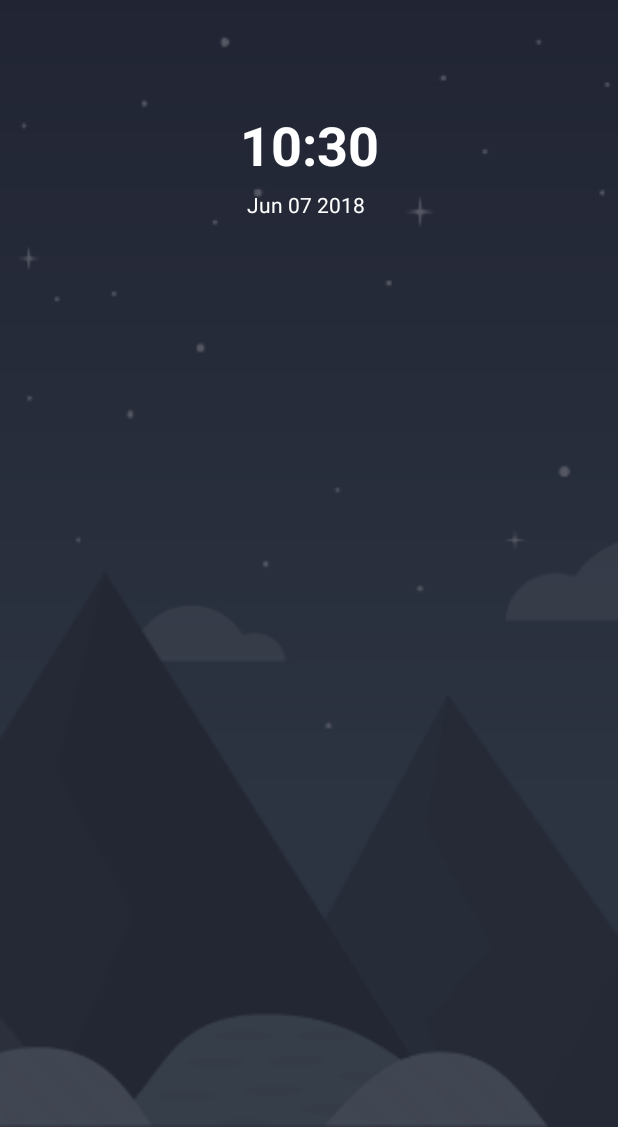
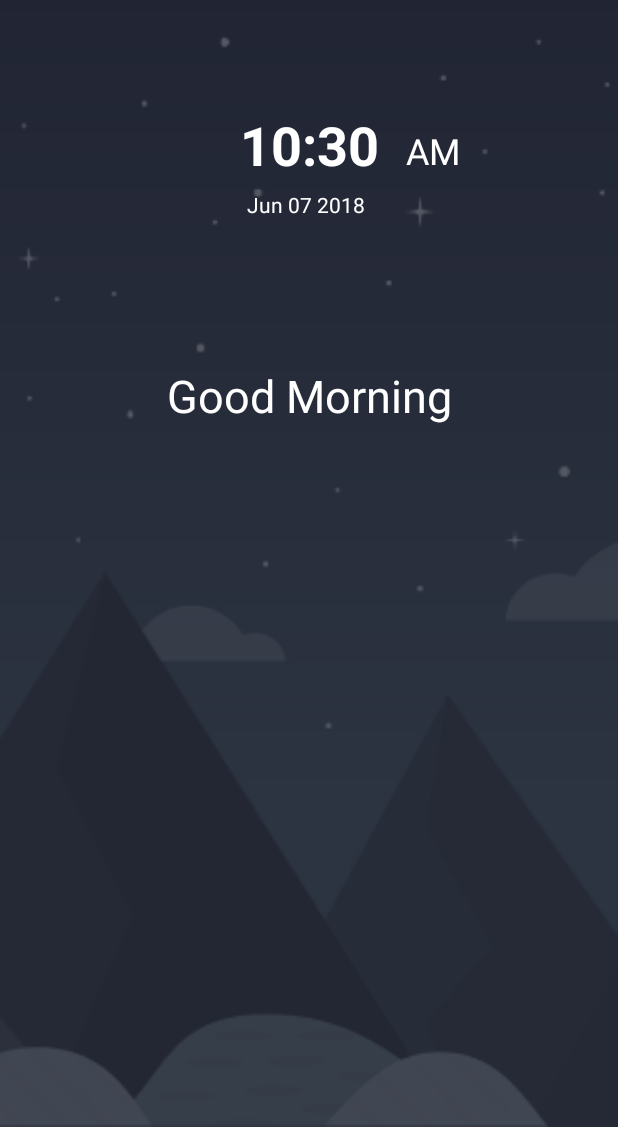
Before and after one commit to gerin98/Alarm, an Android app: the screen it shows after launch (MainActivity), on a phone screen of 412 x 824 dp, the part 109-1236 px from its top. Run offline under Robolectric (Android 15) with nearby library versions, the phone set to English and light mode, and no system bars; Roboto replaces fonts that are not available here.

Commit message:
updated clock layout

```diff
--- a/app/src/main/java/com/example/gerin/alarm/MainActivity.java
+++ b/app/src/main/java/com/example/gerin/alarm/MainActivity.java
@@ -103,18 +103,26 @@ public class MainActivity extends AppCompatActivity {
                                 //some code
                                 TextView tDate = (TextView) findViewById(R.id.date);
                                 TextView tTime = (TextView) findViewById(R.id.time);
-//                                TextView tGreeting = (TextView) findViewById(R.id.greeting);
+                                TextView tGreeting = (TextView) findViewById(R.id.greeting);
+                                TextView tampm = (TextView) findViewById(R.id.ampm);
 //                                LocalTime greetingtime1 = LocalTime.parse("12:00");
 //                                LocalTime greetingtime2 = LocalTime.parse("17:00");
                                 long date = System.currentTimeMillis();
 
+
+                                ////////////
+//                                Calendar cal = Calendar.getInstance();
+//                                cal.setTime();
+//                                int hours = cal.get(Calendar.HOUR_OF_DAY);
+                                ////////////
+
                                 SimpleDateFormat sdfDate = new SimpleDateFormat("MMM dd yyyy ");
                                 SimpleDateFormat sdfTime = new SimpleDateFormat("hh:mm");
-//                                SimpleDateFormat sdfGreetingTime = new SimpleDateFormat("HH:mm");
+                                SimpleDateFormat sdfGreetingTime = new SimpleDateFormat("HH");
 
                                 String dateString = sdfDate.format(date);
                                 String timeString = sdfTime.format(date);
-//                                String greetingTimeString = sdfGreetingTime.format(date);
+                                String greetingTimeString = sdfGreetingTime.format(date);
 
 //                                LocalTime currTime = LocalTime.parse(greetingTimeString);
 
@@ -125,13 +133,18 @@ public class MainActivity extends AppCompatActivity {
                                         tTime.setText(timeString);
                                     }catch (NullPointerException e){}
 
-//                                if(currTime.isBefore(greetingtime1))
-//                                    tGreeting.setText("Good Morning");
-//                                else if(currTime.isBefore(greetingtime2))
-//                                    tGreeting.setText("Good Afternoon");
-//                                else
-//                                    tGreeting.setText("Good Evening");
-
+                                if(Integer.valueOf(greetingTimeString) < 12) {
+                                    tGreeting.setText("Good Morning");
+                                    tampm.setText("AM");
+                                }
+                                else if(Integer.valueOf(greetingTimeString) < 17) {
+                                    tGreeting.setText("Good Afternoon");
+                                    tampm.setText("PM");
+                                }
+                                else {
+                                    tGreeting.setText("Good Evening");
+                                    tampm.setText("PM");
+                                }
                             }
                         });
                     }
--- a/app/src/main/res/layout/clock_layout.xml
+++ b/app/src/main/res/layout/clock_layout.xml
@@ -22,6 +22,19 @@
         android:textStyle="bold" />
 
     <TextView
+        android:id="@+id/ampm"
+        android:layout_width="77dp"
+        android:layout_height="57dp"
+        android:layout_alignTop="@+id/time"
+        android:layout_marginTop="17dp"
+        android:layout_marginStart="-46dp"
+        android:layout_toEndOf="@+id/time"
+        android:gravity="left"
+        android:text=""
+        android:textColor="#FFFFFF"
+        android:textSize="24sp" />
+
+    <TextView
         android:id="@+id/date"
         android:layout_width="131dp"
         android:layout_height="wrap_content"
@@ -30,6 +43,20 @@
         android:gravity="center"
         android:text="@string/space"
         android:textColor="@android:color/background_light" />
+
+    <TextView
+        android:id="@+id/greeting"
+        android:layout_width="253dp"
+        android:layout_height="190dp"
+        android:layout_alignParentBottom="true"
+        android:layout_centerHorizontal="true"
+        android:layout_marginBottom="136dp"
+        android:gravity="center"
+        android:text="TextView"
+        android:textColor="#FFFFFF"
+        android:textSize="30sp" />
+
+
 
     <!--<TextView-->
         <!--android:id="@+id/greeting"-->
```
